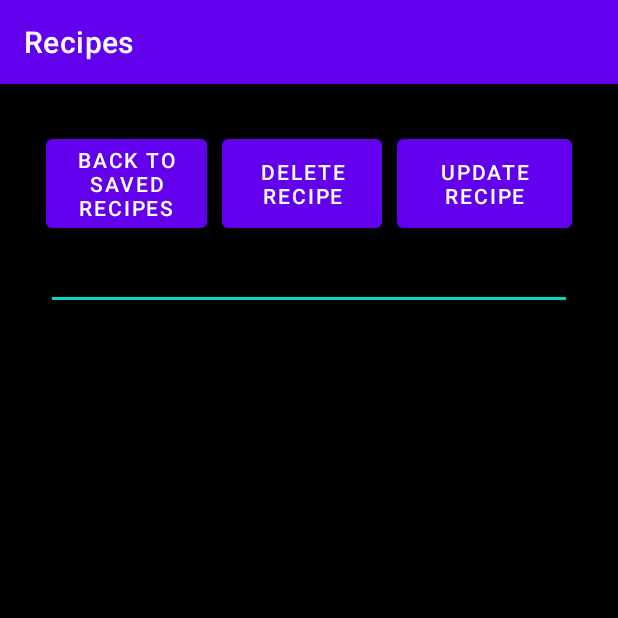
After one commit to victoria-kauffman/treehacks, an Android app: the RecipeView screen opened directly, with no data from a screen before it, on a phone screen of 412 x 824 dp, the top half of it. The commit adds this screen. Run offline under Robolectric (Android 15) with nearby library versions, the light colour scheme and no system bars; 3 statements that could not run were skipped.

Commit message:
It all works now

```diff
--- a/app/src/main/AndroidManifest.xml
+++ b/app/src/main/AndroidManifest.xml
@@ -15,6 +15,9 @@
         android:theme="@style/Theme.Recipes"
         tools:targetApi="33">
         <activity
+            android:name=".RecipeView"
+            android:exported="false" />
+        <activity
             android:name=".SavedRecipes"
             android:exported="false" />
         <activity
--- /dev/null
+++ b/app/src/main/java/com/moh/recipes/RecipeView.kt
@@ -0,0 +1,83 @@
+package com.moh.recipes
+
+import android.content.DialogInterface
+import android.content.Intent
+import android.os.Bundle
+import android.util.Log
+import android.view.View
+import android.widget.Button
+import android.widget.EditText
+import android.widget.TextView
+import androidx.activity.viewModels
+import androidx.appcompat.app.AlertDialog
+import androidx.appcompat.app.AppCompatActivity
+
+class RecipeView : AppCompatActivity() {
+
+    private val recipeViewModel: RecipeViewModel by viewModels {
+        RecipeViewModelFactory((application as RecipeApplication).repository)
+    }
+
+    var recipeNameTv : EditText? = null
+    var recipeTv : EditText? = null
+
+
+    override fun onCreate(savedInstanceState: Bundle?) {
+        super.onCreate(savedInstanceState)
+        setContentView(R.layout.activity_recipe_view)
+
+        val extra : Bundle? = getIntent().extras
+
+        if (extra == null) {
+            startActivity(Intent(applicationContext, SavedRecipes::class.java))
+        }
+
+        val recipeName = extra!!.getString("recipe_name")
+        val recipeContents = extra!!.getString("recipe")
+        val rid = extra!!.getInt("rid")
+
+        recipeTv = findViewById(R.id.recipe_contents)
+        recipeNameTv = findViewById(R.id.recipe_name)
+
+        recipeNameTv!!.setText(recipeName)
+        recipeTv!!.setText(recipeContents)
+
+        val returnToSavedButton : Button = findViewById(R.id.return_to_saved)
+        returnToSavedButton.setOnClickListener(View.OnClickListener {
+            startActivity(Intent(applicationContext, SavedRecipes::class.java)) })
+
+        val deleteButton : Button = findViewById(R.id.delete_recipe)
+        deleteButton.setOnClickListener(View.OnClickListener {
+            // Double check they actually want to do this, since it's irreversible
+            val alert : AlertDialog.Builder = AlertDialog.Builder(this)
+
+            alert.setTitle("Delete Recipe")
+                 .setMessage("Are you sure you want to delete this recipe? This action is irreversible.")
+                 .setPositiveButton(android.R.string.ok) { dialog, which ->
+                    recipeViewModel.delete(rid)
+                    startActivity(Intent(applicationContext, SavedRecipes::class.java))
+                 }
+                 .setNegativeButton(android.R.string.no) {dialog, which ->
+                    dialog.cancel()
+                 }
+            alert.show()
+        })
+
+        val updateButton : Button = findViewById(R.id.update_recipe)
+        updateButton.setOnClickListener(View.OnClickListener {
+            // Double check they actually want to do this, since it's irreversible
+            val alert : AlertDialog.Builder = AlertDialog.Builder(this)
+
+            alert.setTitle("Edit Recipe")
+                    .setMessage("Are you sure you want to edit this recipe? This action is irreversible.")
+                    .setPositiveButton(android.R.string.ok) { dialog, which ->
+                        recipeViewModel.update(recipeNameTv!!.text.toString(), recipeTv!!.text.toString()!!, rid)
+                    }
+                    .setNegativeButton(android.R.string.no) {dialog, which ->
+                        dialog.cancel()
+                    }
+            alert.show()
+        })
+
+    }
+}
--- /dev/null
+++ b/app/src/main/res/layout/activity_recipe_view.xml
@@ -0,0 +1,82 @@
+<?xml version="1.0" encoding="utf-8"?>
+
+<RelativeLayout xmlns:android="http://schemas.android.com/apk/res/android"
+    xmlns:app="http://schemas.android.com/apk/res-auto"
+    xmlns:tools="http://schemas.android.com/tools"
+    android:layout_width="match_parent"
+    android:layout_height="match_parent"
+    android:background="@color/black"
+    tools:context=".MainActivity">
+
+    <!-- text field for asking question-->
+    <ScrollView
+        android:layout_width="match_parent"
+        android:layout_height="match_parent"
+        android:layout_above="@id/idTILQuery"
+        android:layout_alignParentTop="true"
+        android:layout_marginStart="5dp"
+        android:layout_marginTop="5dp"
+        android:layout_marginEnd="5dp"
+        android:layout_marginBottom="10dp"
+        android:padding="25dp">
+
+        <LinearLayout
+            android:layout_width="match_parent"
+            android:layout_height="match_parent"
+            android:orientation="vertical">
+
+            <LinearLayout
+                android:layout_width="match_parent"
+                android:layout_height="match_parent"
+                android:layout_weight="1">
+
+
+                <Button
+                    android:id="@+id/return_to_saved"
+                    android:layout_width="match_parent"
+                    android:layout_height="match_parent"
+                    android:layout_marginRight="10dp"
+                    android:layout_weight="0.3"
+                    android:text="Back to Saved Recipes"></Button>
+
+
+                <Button
+                    android:id="@+id/delete_recipe"
+                    android:layout_width="match_parent"
+                    android:layout_height="match_parent"
+                    android:layout_marginRight="10dp"
+                    android:layout_weight="0.3"
+                    android:text="Delete Recipe"></Button>
+
+                <Button
+                    android:id="@+id/update_recipe"
+                    android:layout_width="match_parent"
+                    android:layout_height="match_parent"
+                    android:layout_weight="0.3"
+                    android:text="Update Recipe"></Button>
+            </LinearLayout>
+
+            <EditText
+                android:id="@+id/recipe_name"
+                android:layout_width="match_parent"
+                android:layout_height="match_parent"
+                android:layout_marginTop="5dp"
+                android:padding="4dp"
+                android:text=""
+                android:textColor="@color/white"
+                android:textSize="26dp" />
+
+            <!-- text view for displaying response-->
+            <EditText
+                android:id="@+id/recipe_contents"
+                android:layout_width="match_parent"
+                android:layout_height="match_parent"
+                android:layout_marginTop="10dp"
+                android:padding="4dp"
+                android:text=""
+                android:textColor="@color/white"
+                android:textSize="23dp" />
+        </LinearLayout>
+
+    </ScrollView>
+</RelativeLayout>
```
Also changed, not shown: app/src/main/java/com/moh/recipes/RecipeDao.kt (+4 -10 lines), app/src/main/java/com/moh/recipes/RecipeRepository.kt (+4 -10 lines), app/src/main/java/com/moh/recipes/RecipeViewModel.kt (+5 -14 lines), app/src/main/java/com/moh/recipes/SavedRecipes.kt (+21 -5 lines), app/src/main/res/layout/activity_saved_recipes.xml (+20 -4 lines), app/libs/intersystems-jdbc-3.6.1.jar (deleted).
